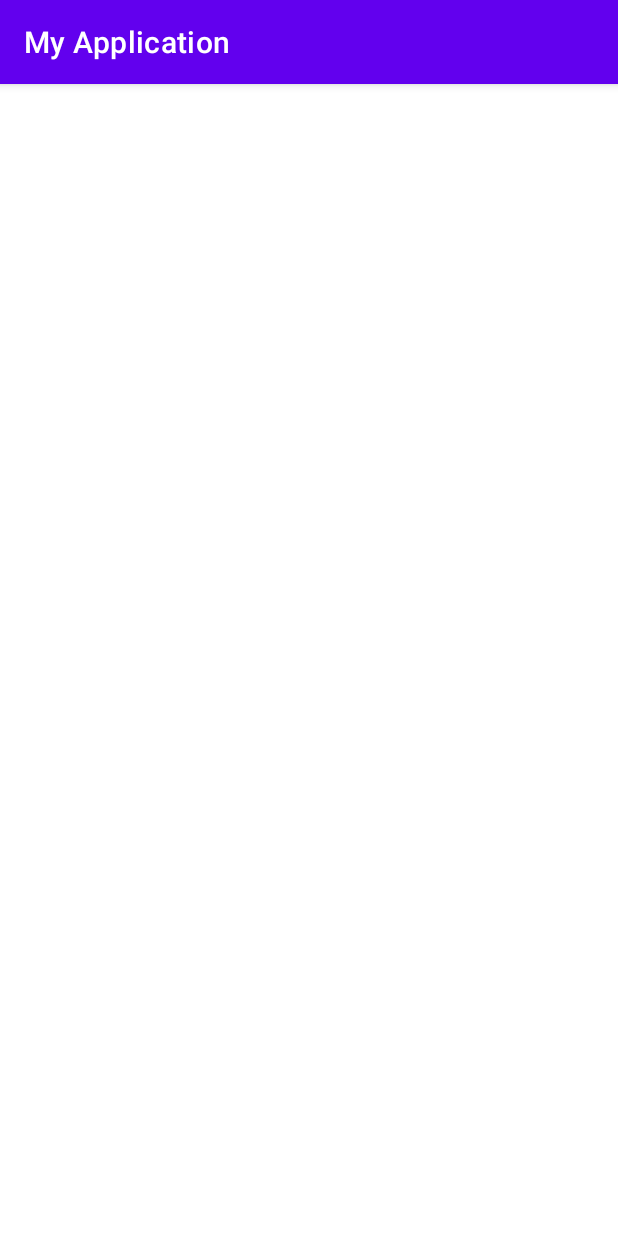
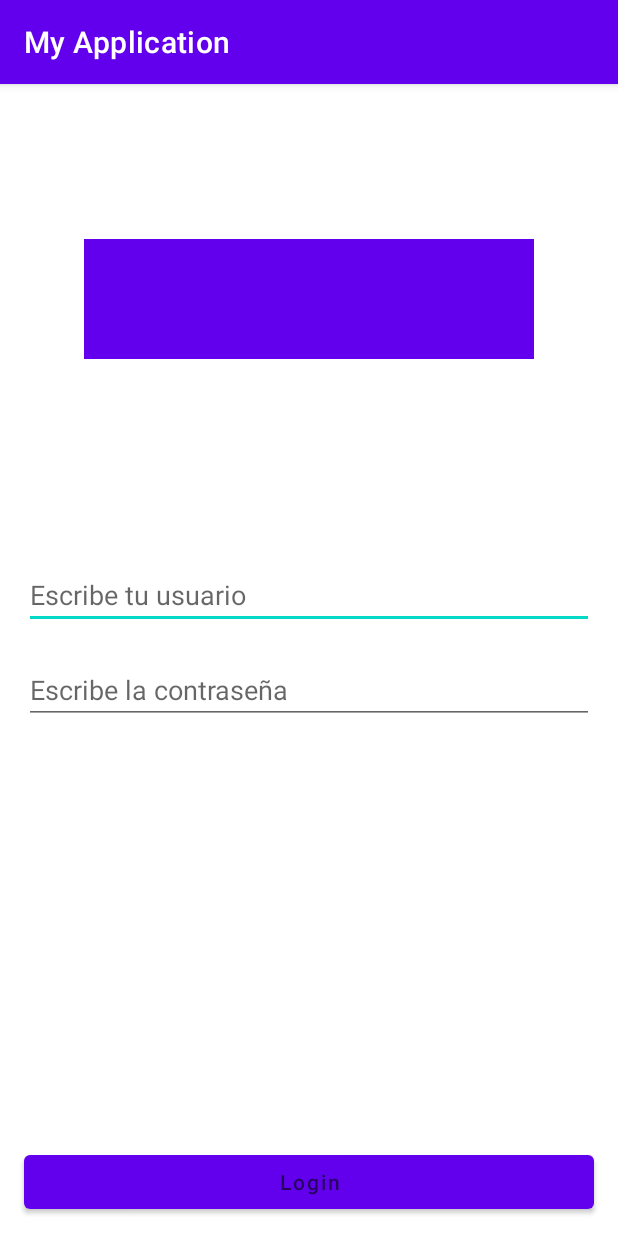
Before and after one commit to Bonifacio08/MyApplication, an Android app: the screen it shows after launch (MainActivity), on a phone screen of 412 x 824 dp. Run offline under Robolectric (Android 15) with nearby library versions, the phone set to English and light mode, and no system bars.

```diff
--- a/app/src/main/res/layout/activity_main.xml
+++ b/app/src/main/res/layout/activity_main.xml
@@ -6,12 +6,57 @@
     android:layout_height="match_parent"
     tools:context=".MainActivity">
 
-    <androidx.constraintlayout.widget.Guideline
-        android:id="@+id/guideline"
-        android:layout_width="wrap_content"
+    <View
+        android:id="@+id/viewLogo"
+        android:layout_width="300dp"
+        android:layout_height="80dp"
+        android:background="@color/purple_500"
+        app:layout_constraintHorizontal_bias="0.5"
+        app:layout_constraintVertical_bias="0.15"
+        app:layout_constraintBottom_toBottomOf="parent"
+        app:layout_constraintEnd_toEndOf="parent"
+        app:layout_constraintStart_toStartOf="parent"
+        app:layout_constraintTop_toBottomOf="@id/viewLogo"/>
+
+    <EditText
+        android:id="@+id/etUser"
+        android:layout_width="0dp"
+        android:layout_marginStart="16dp"
+        android:layout_marginEnd="16dp"
         android:layout_height="wrap_content"
-        app:layout_constraintGuide_percent="0.5"
-        android:orientation="vertical"/>
+        android:hint="Escribe tu usuario"
+        app:layout_constraintVertical_bias="0.25"
+        app:layout_constraintEnd_toEndOf="parent"
+        app:layout_constraintStart_toStartOf="parent"
+        app:layout_constraintTop_toBottomOf="@id/viewLogo"
+        app:layout_constraintBottom_toBottomOf="parent"/>
+
+    <EditText
+        android:id="@+id/etPassword"
+        android:layout_width="0dp"
+        android:layout_height="wrap_content"
+        android:layout_marginStart="16dp"
+        android:layout_marginEnd="16dp"
+        android:hint="Escribe la contraseña"
+        app:layout_constraintVertical_bias="0.05"
+        app:layout_constraintBottom_toBottomOf="parent"
+        app:layout_constraintEnd_toEndOf="parent"
+        app:layout_constraintHorizontal_bias="0.0"
+        app:layout_constraintStart_toStartOf="parent"
+        app:layout_constraintTop_toBottomOf="@+id/etUser" />
+
+   <Button
+       android:id="@+id/btnLogin"
+       android:layout_width="0dp"
+       android:layout_marginStart="16dp"
+       android:layout_marginEnd="16dp"
+       android:layout_height="wrap_content"
+       android:hint="Login"
+       app:layout_constraintVertical_bias="0.96"
+       app:layout_constraintTop_toBottomOf="@+id/etPassword"
+       app:layout_constraintBottom_toBottomOf="parent"
+       app:layout_constraintStart_toStartOf="parent"
+       app:layout_constraintEnd_toEndOf="parent"/>
 
 
 </androidx.constraintlayout.widget.ConstraintLayout>
```
